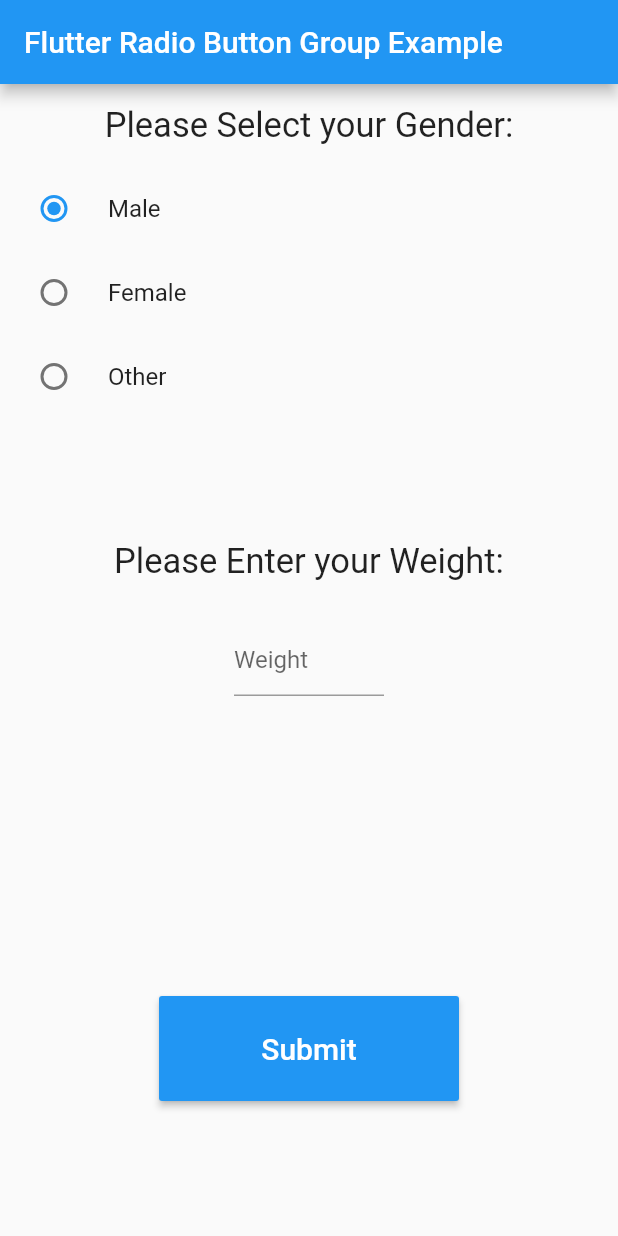
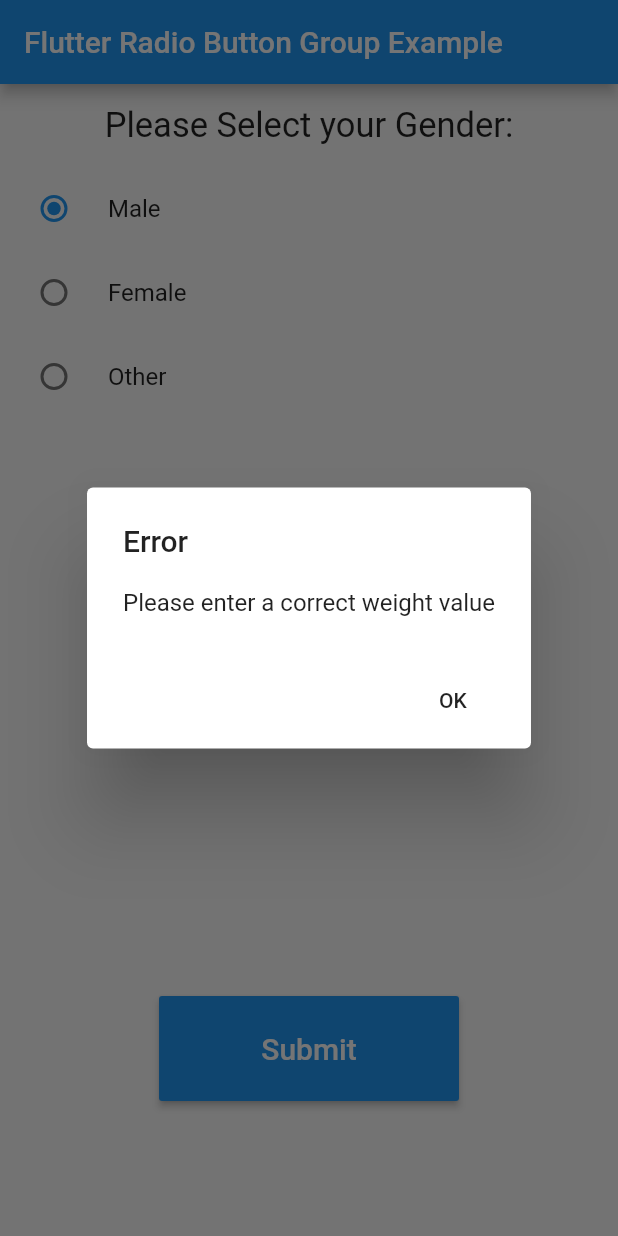
Before and after one commit to jmb3471/WegmansDiet, a Flutter app: the screen it shows after launch, after a tap on "Submit", on a phone screen of 412 x 824 dp. Run offline on Flutter 3.47's test engine with Material 2 defaults, Android fonts, the phone set to English and light mode, and no system bars; our stand-ins replace shared_preferences.

Commit message:
completed implementation of landing page

```diff
--- a/nutrition_app/lib/main.dart
+++ b/nutrition_app/lib/main.dart
@@ -1,3 +1,4 @@
+import 'package:flutter/foundation.dart';
 import 'package:flutter/material.dart';
 import 'package:flutter/semantics.dart';
 import 'package:shared_preferences/shared_preferences.dart';
@@ -16,10 +17,10 @@
         future: checkLoginValue(),
         builder: (BuildContext context, AsyncSnapshot<bool> snapshot){
           print(snapshot.data);
-          if (snapshot.data != true) {
+          if (snapshot.data == true) {
+            return HomePage();
+          } else {
             return LandingPage();
-          } else {
-            return HomePage();
           }
         }
       )
@@ -81,7 +82,7 @@
 class RadioGroupWidget extends State {
 
   // Default Radio Button Item
-  String radioItem = 'Mango';
+  String radioItem = 'Male';
 
   // Group Value for Radio Button.
   int id = 1;
@@ -146,7 +147,7 @@
               controller: weightController,
               keyboardType: TextInputType.number,
               decoration: InputDecoration(
-                hintText: 'Weight'
+                hintText: 'pounds'
               )
             ),
           ),
@@ -161,9 +162,12 @@
               color: Colors.blue,
               onPressed: () {
                 if(!isNumeric(weightController.text)) {
-
+                  _ackAlert(context);
                 } else {
-
+                  setHumanSex(radioItem);
+                  setHumanWeight(double.parse(weightController.text));
+                  setLoginValue();
+                  navigateToHomePage(context);
                 }
               },
               child: const Text(
@@ -191,7 +195,28 @@
 }
 
 Future<void> _ackAlert(BuildContext context) {
-  return showDialog<void>
+  return showDialog<void>(
+    context: context,
+    builder: (BuildContext context) {
+      return AlertDialog(
+        title: Text('Error'),
+        content: const Text('Please enter a correct weight value'),
+        actions: <Widget>[
+          FlatButton(
+            child: Text('OK'),
+            onPressed: () {
+              Navigator.of(context).pop();
+            })
+        ],
+      );
+    }
+  );
+}
+
+//Navigate to HomePage
+Future navigateToHomePage(context) async {
+  Navigator.push(context,
+    MaterialPageRoute(builder: (context) => HomePage()));
 }
 
 //Get Common Theme Data
@@ -208,7 +233,7 @@
 }
 
 //Set value that user has logged in
-_setLoginValue() async {
+setLoginValue() async {
   SharedPreferences loginCheck = await SharedPreferences.getInstance();
   await loginCheck.setBool("login", true);
 }
```
